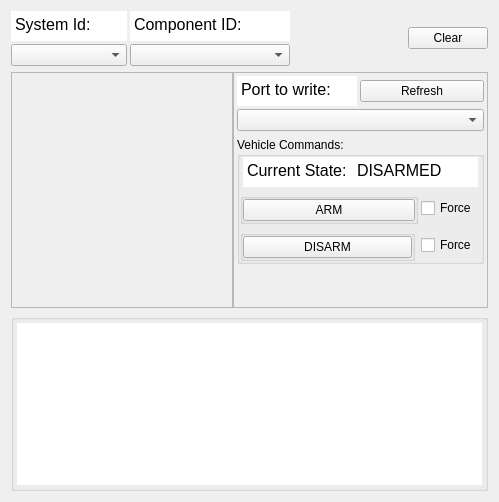
Before: the Qt Designer form mavlink_inspector.ui in YevheniiKovryzhenko/KGroundControl, drawn with Qt 5.
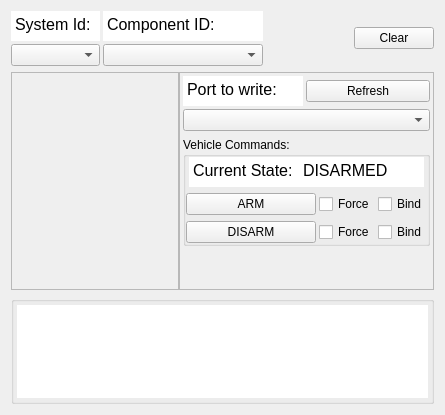
After: the same form once the commit is applied.

Patch:
```diff
--- a/mavlink_inspector.ui
+++ b/mavlink_inspector.ui
@@ -6,8 +6,8 @@
    <rect>
     <x>0</x>
     <y>0</y>
-    <width>499</width>
-    <height>502</height>
+    <width>445</width>
+    <height>415</height>
    </rect>
   </property>
   <property name="sizePolicy">
@@ -309,8 +309,8 @@
            <rect>
             <x>0</x>
             <y>0</y>
-            <width>220</width>
-            <height>260</height>
+            <width>166</width>
+            <height>235</height>
            </rect>
           </property>
          </widget>
@@ -341,7 +341,7 @@
           <x>0</x>
           <y>0</y>
           <width>253</width>
-          <height>262</height>
+          <height>237</height>
          </rect>
         </property>
         <layout class="QVBoxLayout" name="verticalLayout_6">
@@ -662,36 +662,24 @@
                <number>3</number>
               </property>
               <item>
-               <widget class="QGroupBox" name="groupBox_arm">
-                <property name="title">
-                 <string/>
-                </property>
-                <layout class="QHBoxLayout" name="horizontalLayout_4">
-                 <property name="spacing">
-                  <number>3</number>
-                 </property>
-                 <property name="leftMargin">
-                  <number>0</number>
-                 </property>
-                 <property name="topMargin">
-                  <number>0</number>
-                 </property>
-                 <property name="rightMargin">
-                  <number>0</number>
-                 </property>
-                 <property name="bottomMargin">
-                  <number>0</number>
-                 </property>
-                 <item>
                   <widget class="QPushButton" name="btn_arm">
+                <property name="sizePolicy">
+                 <sizepolicy hsizetype="MinimumExpanding" vsizetype="Fixed">
+                  <horstretch>0</horstretch>
+                  <verstretch>0</verstretch>
+                 </sizepolicy>
+                </property>
+                <property name="minimumSize">
+                 <size>
+                  <width>50</width>
+                  <height>0</height>
+                 </size>
+                </property>
                    <property name="text">
                     <string>ARM</string>
                    </property>
                   </widget>
                  </item>
-                </layout>
-               </widget>
-              </item>
               <item>
                <widget class="QCheckBox" name="checkBox_arm_force">
                 <property name="maximumSize">
@@ -705,33 +693,37 @@
                 </property>
                </widget>
               </item>
+              <item>
+               <widget class="QCheckBox" name="checkBox_arm_bind">
+                <property name="maximumSize">
+                 <size>
+                  <width>60</width>
+                  <height>16777215</height>
+                 </size>
+                </property>
+                <property name="text">
+                 <string>Bind</string>
+                </property>
+                <property name="checkable">
+                 <bool>true</bool>
+                </property>
+               </widget>
+              </item>
              </layout>
             </item>
             <item>
              <layout class="QHBoxLayout" name="horizontalLayout_7">
-              <item>
-               <widget class="QGroupBox" name="groupBox_disarm">
-                <property name="title">
-                 <string/>
-                </property>
-                <layout class="QHBoxLayout" name="horizontalLayout_5">
                  <property name="spacing">
                   <number>3</number>
                  </property>
-                 <property name="leftMargin">
-                  <number>0</number>
-                 </property>
-                 <property name="topMargin">
-                  <number>0</number>
-                 </property>
-                 <property name="rightMargin">
-                  <number>0</number>
-                 </property>
-                 <property name="bottomMargin">
-                  <number>0</number>
-                 </property>
                  <item>
                   <widget class="QPushButton" name="btn_disarm">
+                <property name="sizePolicy">
+                 <sizepolicy hsizetype="MinimumExpanding" vsizetype="Fixed">
+                  <horstretch>0</horstretch>
+                  <verstretch>0</verstretch>
+                 </sizepolicy>
+                </property>
                    <property name="minimumSize">
                     <size>
                      <width>50</width>
@@ -743,9 +735,6 @@
                    </property>
                   </widget>
                  </item>
-                </layout>
-               </widget>
-              </item>
               <item>
                <widget class="QCheckBox" name="checkBox_disarm_force">
                 <property name="maximumSize">
@@ -759,6 +748,22 @@
                 </property>
                </widget>
               </item>
+              <item>
+               <widget class="QCheckBox" name="checkBox_disarm_bind">
+                <property name="maximumSize">
+                 <size>
+                  <width>60</width>
+                  <height>16777215</height>
+                 </size>
+                </property>
+                <property name="text">
+                 <string>Bind</string>
+                </property>
+                <property name="checkable">
+                 <bool>true</bool>
+                </property>
+               </widget>
+              </item>
              </layout>
             </item>
            </layout>
```
Lines whose indentation alone changed are shown as unchanged.
